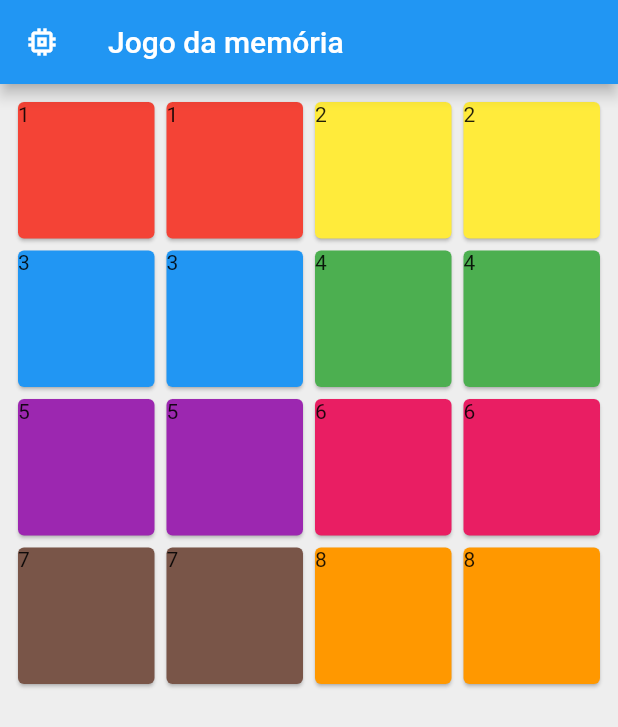
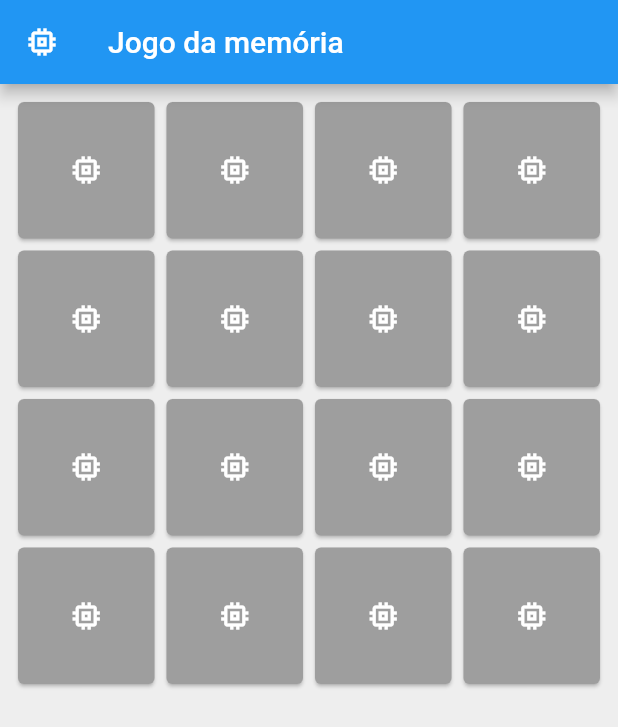
Before and after one commit to xxsilvoxx/adscomputacaomovel, a Flutter app: the screen it shows after launch, on a phone screen of 412 x 824 dp. Shown: the top 727 px of the screen. Run offline on Flutter 3.47's test engine with Material 2 defaults, Android fonts, the phone set to English and light mode, and no system bars; our stand-ins replace convert, dio, sqflite; accounts and stored records are empty.

Commit message:
jogo da memoria

```diff
--- a/jogo_da_memoria/lib/models/carta.dart
+++ b/jogo_da_memoria/lib/models/carta.dart
@@ -4,6 +4,7 @@ class Carta {
   int id;
   int grupo;
   Color color;
+  bool visivel;
 
-  Carta({this.id, this.grupo, this.color});
+  Carta({this.id, this.grupo, this.color, this.visivel = false});
 }
--- a/jogo_da_memoria/lib/widgets/game_board.dart
+++ b/jogo_da_memoria/lib/widgets/game_board.dart
@@ -1,3 +1,6 @@
+import 'dart:async';
+
+import 'package:collection/collection.dart';
 import 'package:flutter/cupertino.dart';
 import 'package:flutter/material.dart';
 import 'package:jogo_da_memoria/models/carta.dart';
@@ -9,6 +12,8 @@ class GameBoard extends StatefulWidget {
 
 class _GameBoardState extends State<GameBoard> {
   List<Carta> cartas = [];
+  var caratasAgrupadas;
+  bool mostrandoErro = false;
 
   @override
   void initState() {
@@ -32,8 +37,8 @@ class _GameBoardState extends State<GameBoard> {
     this.cartas = [
       Carta(id: 1, grupo: 1, color: Colors.red),
       Carta(id: 2, grupo: 1, color: Colors.red),
-      Carta(id: 3, grupo: 2, color: Colors.yellow),
-      Carta(id: 4, grupo: 2, color: Colors.yellow),
+      Carta(id: 3, grupo: 2, color: Colors.amber),
+      Carta(id: 4, grupo: 2, color: Colors.amber),
       Carta(id: 5, grupo: 3, color: Colors.blue),
       Carta(id: 6, grupo: 3, color: Colors.blue),
       Carta(id: 7, grupo: 4, color: Colors.green),
@@ -47,18 +52,89 @@ class _GameBoardState extends State<GameBoard> {
       Carta(id: 15, grupo: 8, color: Colors.orange),
       Carta(id: 16, grupo: 8, color: Colors.orange),
     ];
+    this.cartas.shuffle();
   }
 
   List<Widget> _criaItensGrid() {
     return this.cartas.map((carta) => _criaCardCarta(carta)).toList();
   }
 
-  Card _criaCardCarta(Carta carta) {
-    return Card(
-      color: carta.color,
-      child: Text(
-        carta.grupo.toString(),
+  Widget _criaCardCarta(Carta carta) {
+    return GestureDetector(
+      onTap:
+          !carta.visivel && !mostrandoErro ? () => _mostrarCarta(carta) : null,
+      child: Card(
+        color: carta.visivel ? carta.color : Colors.grey,
+        child: Center(
+          child: _criaTextoCard(carta),
+        ),
       ),
     );
   }
+
+  Widget _criaTextoCard(Carta carta) {
+    if (carta.visivel) {
+      return Text(
+        carta.grupo.toString(),
+        style: TextStyle(
+          color: Colors.white,
+          fontWeight: FontWeight.bold,
+          fontSize: 23,
+        ),
+      );
+    } else {
+      return Icon(
+        Icons.memory,
+        color: Colors.white,
+      );
+    }
+  }
+
+  void _mostrarCarta(Carta carta) {
+    setState(() {
+      carta.visivel = !carta.visivel;
+    });
+    _validaAcerto();
+  }
+
+  void _validaAcerto() {
+    List<Carta> listaCartasVisiveis = _getCartasVisiveis();
+    if (listaCartasVisiveis.length >= 2) {
+      caratasAgrupadas = _getCartasAgrupadas(listaCartasVisiveis);
+      List<Carta> cartasIcorretas = List<Carta>();
+      caratasAgrupadas.forEach((key, value) {
+        if (value.length < 2) {
+          cartasIcorretas.add(value[0]);
+        }
+      });
+
+      if (cartasIcorretas.length >= 2) {
+        _escondeCartasIcorretas(cartasIcorretas);
+      }
+    }
+  }
+
+  List<Carta> _getCartasVisiveis() {
+    return this.cartas.where((Carta carta) => carta.visivel).toList();
+  }
+
+  Map<int, List<Carta>> _getCartasAgrupadas(List<Carta> cartas) {
+    return groupBy(cartas, (Carta carta) => carta.grupo);
+  }
+
+  void _escondeCartasIcorretas(List<Carta> cartasIcorretas) {
+    setState(() {
+      mostrandoErro = true;
+    });
+    Timer(Duration(seconds: 1), () {
+      for (var i = 0; i < cartasIcorretas.length; i++) {
+        setState(() {
+          cartasIcorretas[i].visivel = false;
+        });
+      }
+      setState(() {
+        mostrandoErro = false;
+      });
+    });
+  }
 }
--- a/jogo_da_memoria/pubspec.yaml
+++ b/jogo_da_memoria/pubspec.yaml
@@ -23,6 +23,7 @@ environment:
 dependencies:
   flutter:
     sdk: flutter
+  collection: ^1.14.13
 
 
   # The following adds the Cupertino Icons font to your application.
```
